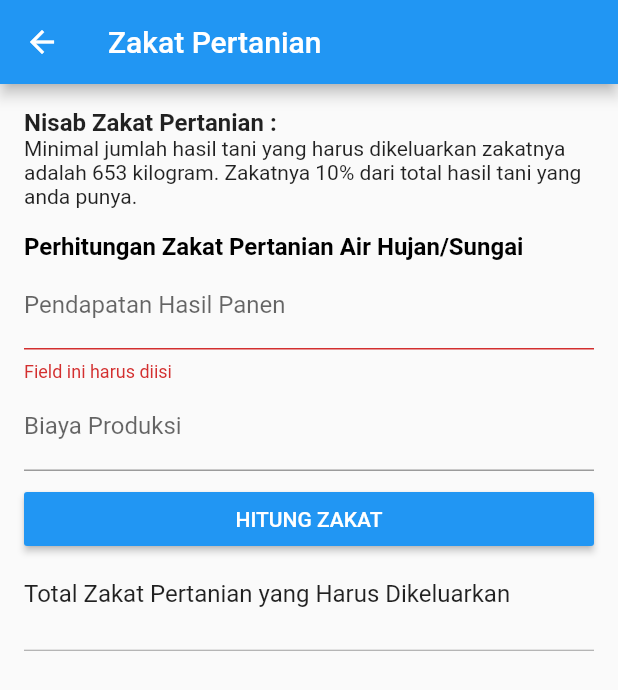
After one commit to feriyalsusanto/zakatax, a Flutter app: the ZakatHujanSungaiPage screen opened directly, after a tap on "HITUNG ZAKAT", on a phone screen of 412 x 824 dp. The commit adds this screen. Shown: the top 690 px of the screen. Run offline on Flutter 3.47's test engine with Material 2 defaults, Android fonts, the phone set to English and light mode, and no system bars.

Commit message:
add menu zakat pertanian

```diff
--- /dev/null
+++ b/lib/home/menu/zakatmaal/zakatpertanian/zakathujan.page.dart
@@ -0,0 +1,115 @@
+import 'package:flutter/material.dart';
+import 'package:zakatax/home/util/NumberFormatUtil.dart';
+
+class ZakatHujanSungaiPage extends StatefulWidget {
+  @override
+  _ZakatHujanSungaiPageState createState() => _ZakatHujanSungaiPageState();
+}
+
+class _ZakatHujanSungaiPageState extends State<ZakatHujanSungaiPage> {
+  GlobalKey<FormState> _formState = GlobalKey<FormState>();
+
+  TextEditingController _incomeController = new TextEditingController();
+  TextEditingController _productionController = new TextEditingController();
+  TextEditingController _totalController = new TextEditingController();
+
+  @override
+  Widget build(BuildContext context) {
+    return Scaffold(
+      appBar: AppBar(
+        title: Text('Zakat Pertanian'),
+      ),
+      body: SingleChildScrollView(
+        child: Padding(
+          padding: EdgeInsets.all(16.0),
+          child: Form(
+              key: _formState,
+              child: Column(
+                crossAxisAlignment: CrossAxisAlignment.stretch,
+                children: <Widget>[
+                  Text(
+                    'Nisab Zakat Pertanian :',
+                    style:
+                        TextStyle(fontSize: 16.0, fontWeight: FontWeight.w600),
+                  ),
+                  Text(
+                      'Minimal jumlah hasil tani yang harus dikeluarkan zakatnya adalah 653 kilogram. Zakatnya 10% dari total hasil tani yang anda punya.'),
+                  Padding(
+                    padding: EdgeInsets.only(top: 16.0),
+                    child: Text(
+                      'Perhitungan Zakat Pertanian Air Hujan/Sungai',
+                      style: TextStyle(
+                          color: Colors.black,
+                          fontWeight: FontWeight.w600,
+                          fontSize: 16.0),
+                    ),
+                  ),
+                  TextFormField(
+                    decoration:
+                        InputDecoration(labelText: 'Pendapatan Hasil Panen'),
+                    keyboardType: TextInputType.number,
+                    controller: _incomeController,
+                    validator: (val) =>
+                        val.isEmpty ? 'Field ini harus diisi' : null,
+                  ),
+                  TextFormField(
+                    decoration: InputDecoration(labelText: 'Biaya Produksi'),
+                    keyboardType: TextInputType.number,
+                    controller: _productionController,
+                  ),
+                  Padding(
+                    padding: EdgeInsets.only(top: 8.0, bottom: 16.0),
+                    child: RaisedButton(
+                      onPressed: _sumZakat,
+                      color: Colors.blue,
+                      child: Text(
+                        'HITUNG ZAKAT',
+                        style: TextStyle(color: Colors.white),
+                      ),
+                    ),
+                  ),
+                  Text(
+                    'Total Zakat Pertanian yang Harus Dikeluarkan',
+                    style: TextStyle(fontSize: 16.0),
+                  ),
+                  Padding(
+                    padding: EdgeInsets.only(bottom: 8.0, top: 4.0),
+                    child: Text(
+                      _totalController.text,
+                      style: TextStyle(fontSize: 14.0),
+                    ),
+                  ),
+                  Divider(
+                    height: 1.0,
+                    color: Colors.grey,
+                  )
+                ],
+              )),
+        ),
+      ),
+    );
+  }
+
+  _sumZakat() {
+    final FormState formState = _formState.currentState;
+    if (!formState.validate()) {
+    } else {
+      formState.save();
+
+      int nisab = 7183000;
+      int income = int.parse(_incomeController.text);
+      int production = _productionController.text.isEmpty
+          ? 0
+          : int.parse(_productionController.text);
+
+      if (income <= nisab) {
+        _totalController.text = 'Anda tidak wajib mengeluarkan zakat';
+      } else {
+        int zakat = ((income - production) * 0.10).round();
+        _totalController.text = 'Rp ${NumberFormatUtil.currencyFormat(zakat)}';
+      }
+
+      setState(() {});
+    }
+  }
+}
```
Also changed, not shown: lib/home/menu/zakatmaal/menu.page.dart (+14 -2 lines), lib/home/menu/zakatmaal/zakatpertanian/zakatirigasi.page.dart (added, +115 -0 lines).
